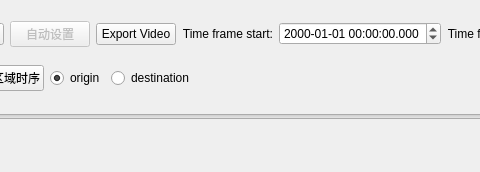
Above: dockwidget2.ui from haocdp/TimeManager before the change; both pictures show x 143 to 623 and y 0 to 172 of the 1157 by 172 pixel window. Below: the same form after it.
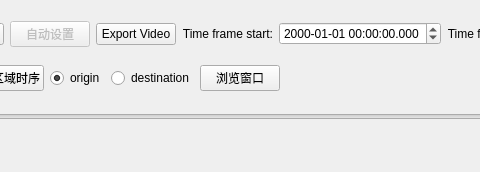
That is the form after the change. Icons and pictures are not drawn.

Patch:
```diff
--- a/dockwidget2.ui
+++ b/dockwidget2.ui
@@ -311,6 +311,13 @@
         </property>
        </widget>
       </item>
+      <item>
+       <widget class="QPushButton" name="pushButtonBroswerDialog">
+        <property name="text">
+         <string>浏览窗口</string>
+        </property>
+       </widget>
+      </item>
       <item>
        <spacer name="horizontalSpacer_3">
         <property name="orientation">
```
